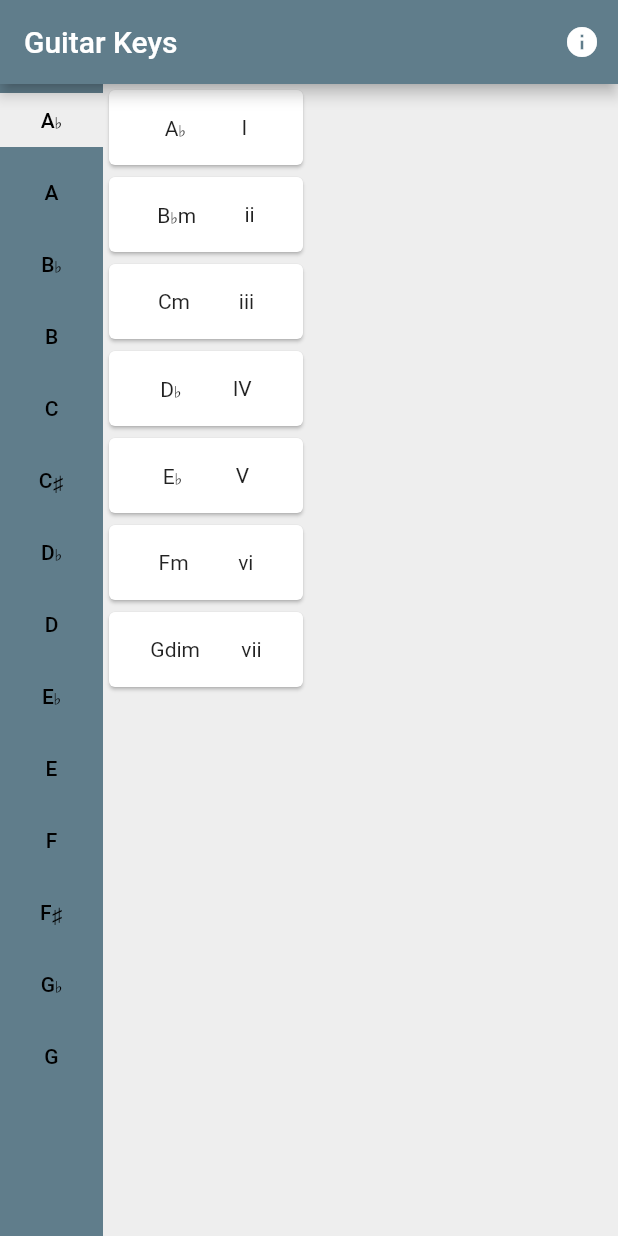
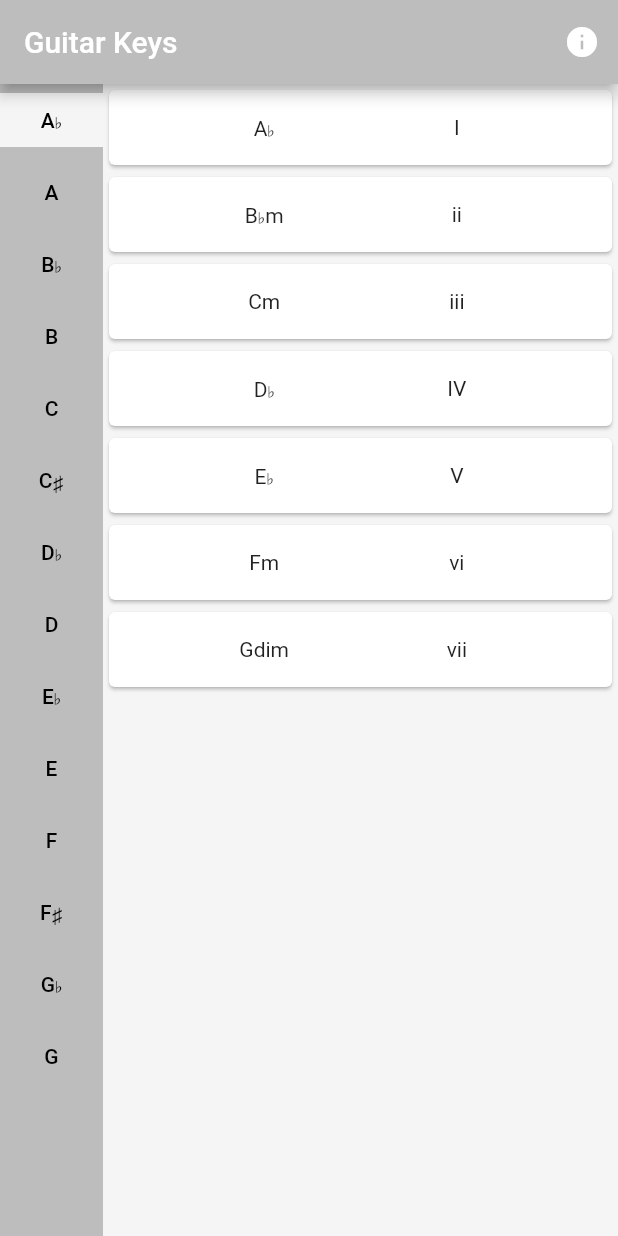
Before and after one commit to bjw16/Guitar_Keys, a Flutter app: the screen it shows after launch, on a phone screen of 412 x 824 dp. Run offline on Flutter 3.47's test engine with Material 2 defaults, Android fonts, the light colour scheme and no system bars.

Commit message:
Centered Chords and Positions

```diff
--- a/guitar_keys/lib/main.dart
+++ b/guitar_keys/lib/main.dart
@@ -92,16 +92,18 @@ class _MyHomePageState extends State<MyHomePage> {
     return Scaffold(
         appBar: AppBar(
           actions: [IconButton(onPressed: () {}, icon: Icon(Icons.info))],
-          backgroundColor: Colors.blueGrey,
-          title: Text(widget.title),
+          backgroundColor: Colors.grey.shade400,
+          title: Text(
+            widget.title,
+          ),
         ),
         body: Container(
-            color: Colors.grey.shade200,
+            color: Colors.grey.shade100,
             child: Center(
               child: Row(mainAxisAlignment: MainAxisAlignment.start, children: <
                   Widget>[
                 Container(
-                  color: Colors.blueGrey,
+                  color: Colors.grey.shade400,
                   height: MediaQuery.of(context).size.height,
                   width: MediaQuery.of(context).size.width / 6,
                   child: ListView.builder(
@@ -111,13 +113,14 @@ class _MyHomePageState extends State<MyHomePage> {
                           style: ButtonStyle(
                             shape: MaterialStateProperty.all(
                                 RoundedRectangleBorder(
-                                    borderRadius:
-                                        BorderRadius.all(Radius.zero))),
+                              borderRadius: BorderRadius.all(Radius.zero),
+                            )),
                             backgroundColor: (index == selected)
                                 ? MaterialStateProperty.all(
-                                    Colors.grey.shade200,
+                                    Colors.grey.shade100,
                                   )
-                                : MaterialStateProperty.all(Colors.blueGrey),
+                                : MaterialStateProperty.all(
+                                    Colors.grey.shade400),
                           ),
                           child: Text(
                             Notes.elementAt(index).toString(),
@@ -139,7 +142,8 @@ class _MyHomePageState extends State<MyHomePage> {
                     children: [
                       Container(
                         height: MediaQuery.of(context).size.height,
-                        width: MediaQuery.of(context).size.width / 3,
+                        width: MediaQuery.of(context).size.width -
+                            MediaQuery.of(context).size.width / 6,
                         child: ListView.builder(
                             physics: const NeverScrollableScrollPhysics(),
                             itemCount: currentList.length,
@@ -152,8 +156,16 @@ class _MyHomePageState extends State<MyHomePage> {
                                       mainAxisAlignment:
                                           MainAxisAlignment.spaceEvenly,
                                       children: [
-                                        Text(currentList[index]),
-                                        Text(NoteNumber[index].toString())
+                                        Container(
+                                            width: 50,
+                                            child: Center(
+                                                child:
+                                                    Text(currentList[index]))),
+                                        Container(
+                                            width: 50,
+                                            child: Center(
+                                                child: Text(NoteNumber[index]
+                                                    .toString())))
                                       ],
                                     ),
                                   ),
```
